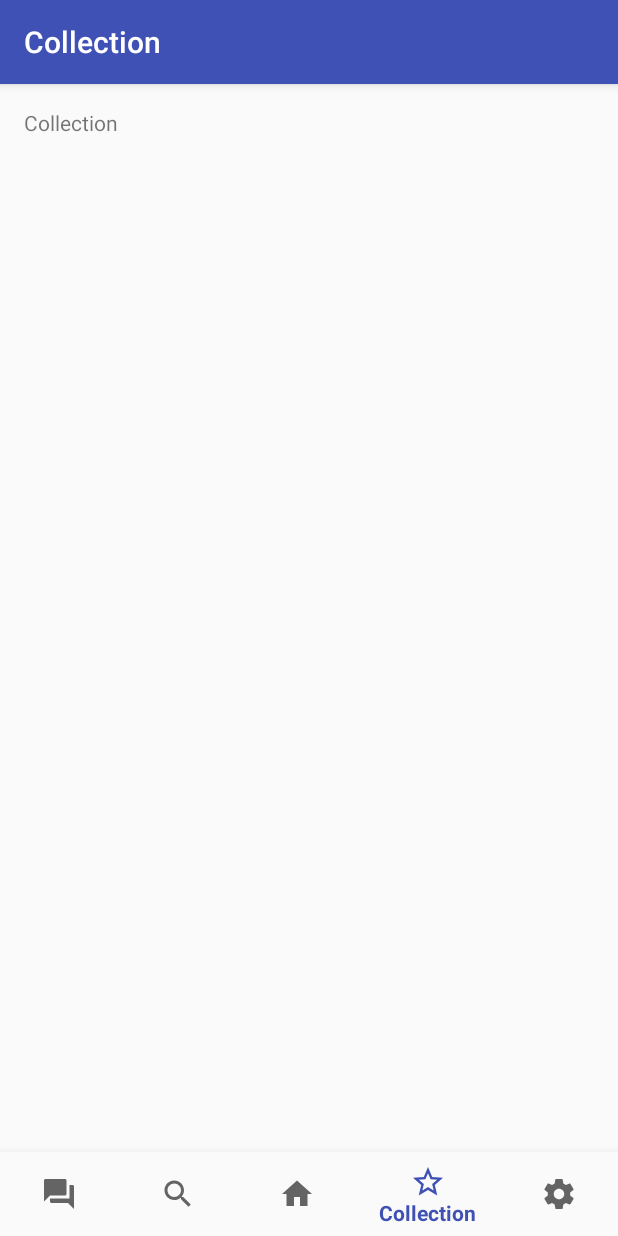
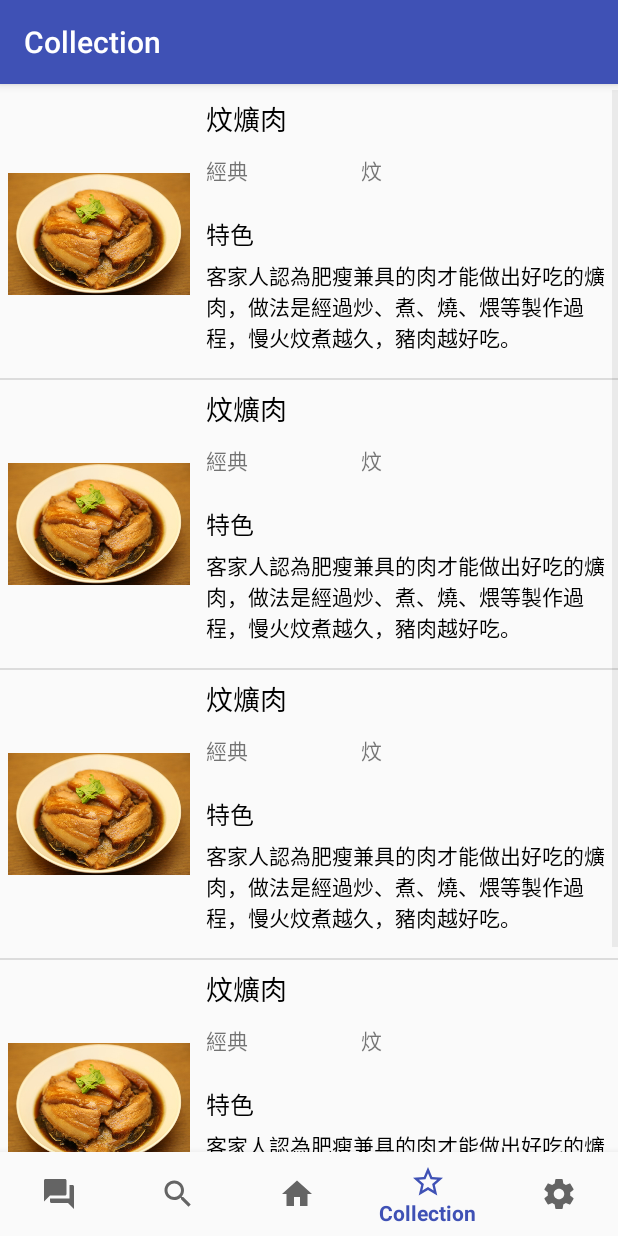
Before and after one commit to kk070326/APP-final, an Android app: the Collection screen opened directly, with no data from a screen before it, on a phone screen of 412 x 824 dp. Run offline under Robolectric (Android 15) with nearby library versions, the phone set to English and light mode, and no system bars.

Commit message:
update UI(collection).

```diff
--- a/app/src/main/java/com/example/home/myapplication/Collection.java
+++ b/app/src/main/java/com/example/home/myapplication/Collection.java
@@ -6,7 +6,10 @@
 import android.support.design.widget.BottomNavigationView;
 import android.support.v7.app.AppCompatActivity;
 import android.view.MenuItem;
+import android.widget.ListView;
 import android.widget.TextView;
+
+import java.util.ArrayList;
 
 public class Collection extends AppCompatActivity {
 
@@ -49,11 +52,53 @@
         super.onCreate(savedInstanceState);
         setContentView(R.layout.activity_collection);
 
-        mTextMessage = (TextView) findViewById(R.id.message);
-        mTextMessage.setText(R.string.title_activity_collection);
         BottomNavigationView navigation = (BottomNavigationView) findViewById(R.id.navigation);
         navigation.setSelectedItemId(R.id.navigation_collection);
         navigation.setOnNavigationItemSelectedListener(mOnNavigationItemSelectedListener);
+
+        ArrayList<Menu> menu = new ArrayList<Menu>();
+
+        menu.add(new Menu("經典","炆","炆爌肉","",
+                "客家人認為肥瘦兼具的肉才能做出好吃的爌肉，做法是經過炒、煮、燒、煨等製作過程，慢火炆煮越久，豬肉越好吃。",
+                "1、材料：五花肉2斤、蒜頭少許、辣椒少許、梅乾菜2兩半。2、調味料：米酒少許、醬油6湯匙、糖1小匙、清水少許。3、步驟：" +
+                        "(1)五花肉切成四指寬，水煮滾放入五花肉，再煮沸，改小火煮40分鐘，切成1公分的厚片，備用。(2)熱鍋放入少許油，爆香蒜頭、" +
+                        "辣椒，加入調味料，煮滾後放入五花肉再煮沸，改小火燜煮10分鐘，湯汁備用。 (3)梅乾菜洗淨切碎，加入步驟2少許湯汁拌勻。" +
+                        "(4)五花肉排入深碗中淋上湯汁，加入梅乾菜，置蒸籠中蒸1小時即可，食時反扣盤中即可 。",
+                "http://cloud.hakka.gov.tw/Details?p=67860",R.drawable.img1));
+        menu.add(new Menu("經典","炆","炆爌肉","",
+                "客家人認為肥瘦兼具的肉才能做出好吃的爌肉，做法是經過炒、煮、燒、煨等製作過程，慢火炆煮越久，豬肉越好吃。",
+                "1、材料：五花肉2斤、蒜頭少許、辣椒少許、梅乾菜2兩半。2、調味料：米酒少許、醬油6湯匙、糖1小匙、清水少許。3、步驟：" +
+                        "(1)五花肉切成四指寬，水煮滾放入五花肉，再煮沸，改小火煮40分鐘，切成1公分的厚片，備用。(2)熱鍋放入少許油，爆香蒜頭、" +
+                        "辣椒，加入調味料，煮滾後放入五花肉再煮沸，改小火燜煮10分鐘，湯汁備用。 (3)梅乾菜洗淨切碎，加入步驟2少許湯汁拌勻。" +
+                        "(4)五花肉排入深碗中淋上湯汁，加入梅乾菜，置蒸籠中蒸1小時即可，食時反扣盤中即可 。",
+                "http://cloud.hakka.gov.tw/Details?p=67860",R.drawable.img1));
+        menu.add(new Menu("經典","炆","炆爌肉","",
+                "客家人認為肥瘦兼具的肉才能做出好吃的爌肉，做法是經過炒、煮、燒、煨等製作過程，慢火炆煮越久，豬肉越好吃。",
+                "1、材料：五花肉2斤、蒜頭少許、辣椒少許、梅乾菜2兩半。2、調味料：米酒少許、醬油6湯匙、糖1小匙、清水少許。3、步驟：" +
+                        "(1)五花肉切成四指寬，水煮滾放入五花肉，再煮沸，改小火煮40分鐘，切成1公分的厚片，備用。(2)熱鍋放入少許油，爆香蒜頭、" +
+                        "辣椒，加入調味料，煮滾後放入五花肉再煮沸，改小火燜煮10分鐘，湯汁備用。 (3)梅乾菜洗淨切碎，加入步驟2少許湯汁拌勻。" +
+                        "(4)五花肉排入深碗中淋上湯汁，加入梅乾菜，置蒸籠中蒸1小時即可，食時反扣盤中即可 。",
+                "http://cloud.hakka.gov.tw/Details?p=67860",R.drawable.img1));        menu.add(new Menu("經典","炆","炆爌肉","",
+                "客家人認為肥瘦兼具的肉才能做出好吃的爌肉，做法是經過炒、煮、燒、煨等製作過程，慢火炆煮越久，豬肉越好吃。",
+                "1、材料：五花肉2斤、蒜頭少許、辣椒少許、梅乾菜2兩半。2、調味料：米酒少許、醬油6湯匙、糖1小匙、清水少許。3、步驟：" +
+                        "(1)五花肉切成四指寬，水煮滾放入五花肉，再煮沸，改小火煮40分鐘，切成1公分的厚片，備用。(2)熱鍋放入少許油，爆香蒜頭、" +
+                        "辣椒，加入調味料，煮滾後放入五花肉再煮沸，改小火燜煮10分鐘，湯汁備用。 (3)梅乾菜洗淨切碎，加入步驟2少許湯汁拌勻。" +
+                        "(4)五花肉排入深碗中淋上湯汁，加入梅乾菜，置蒸籠中蒸1小時即可，食時反扣盤中即可 。",
+                "http://cloud.hakka.gov.tw/Details?p=67860",R.drawable.img1));        menu.add(new Menu("經典","炆","炆爌肉","",
+                "客家人認為肥瘦兼具的肉才能做出好吃的爌肉，做法是經過炒、煮、燒、煨等製作過程，慢火炆煮越久，豬肉越好吃。",
+                "1、材料：五花肉2斤、蒜頭少許、辣椒少許、梅乾菜2兩半。2、調味料：米酒少許、醬油6湯匙、糖1小匙、清水少許。3、步驟：" +
+                        "(1)五花肉切成四指寬，水煮滾放入五花肉，再煮沸，改小火煮40分鐘，切成1公分的厚片，備用。(2)熱鍋放入少許油，爆香蒜頭、" +
+                        "辣椒，加入調味料，煮滾後放入五花肉再煮沸，改小火燜煮10分鐘，湯汁備用。 (3)梅乾菜洗淨切碎，加入步驟2少許湯汁拌勻。" +
+                        "(4)五花肉排入深碗中淋上湯汁，加入梅乾菜，置蒸籠中蒸1小時即可，食時反扣盤中即可 。",
+                "http://cloud.hakka.gov.tw/Details?p=67860",R.drawable.img1));
+
+
+
+
+        MenuArrayAdapter adapter = new MenuArrayAdapter (this, menu);
+        ListView lv = (ListView)findViewById(R.id.list);
+        lv.setAdapter(adapter);
+        //lv.setOnItemClickListener(itemclick);
     }
 
 
--- a/app/src/main/res/layout/activity_collection.xml
+++ b/app/src/main/res/layout/activity_collection.xml
@@ -6,17 +6,6 @@
     android:layout_width="match_parent"
     android:layout_height="match_parent"
     tools:context=".Collection">
-
-    <TextView
-        android:id="@+id/message"
-        android:layout_width="wrap_content"
-        android:layout_height="wrap_content"
-        android:layout_marginLeft="@dimen/activity_horizontal_margin"
-        android:layout_marginStart="@dimen/activity_horizontal_margin"
-        android:layout_marginTop="@dimen/activity_vertical_margin"
-        android:text="@string/app_name"
-        app:layout_constraintLeft_toLeftOf="parent"
-        app:layout_constraintTop_toTopOf="parent" />
 
     <android.support.design.widget.BottomNavigationView
         android:id="@+id/navigation"
@@ -30,4 +19,23 @@
         app:layout_constraintRight_toRightOf="parent"
         app:menu="@menu/navigation"/>
 
+    <ListView
+        android:id="@+id/list"
+        android:layout_width="wrap_content"
+        android:layout_height="wrap_content"
+        android:layout_marginTop="8dp"
+        android:paddingBottom="50dp"
+        app:layout_constraintBottom_toBottomOf="parent"
+        app:layout_constraintEnd_toEndOf="parent"
+        app:layout_constraintStart_toStartOf="parent"
+        app:layout_constraintTop_toTopOf="parent" />
+
+    <ScrollView
+        android:layout_width="wrap_content"
+        android:layout_height="wrap_content"
+        tools:layout_editor_absoluteX="8dp"
+        tools:layout_editor_absoluteY="8dp">
+
+    </ScrollView>
+
 </android.support.constraint.ConstraintLayout>
```
